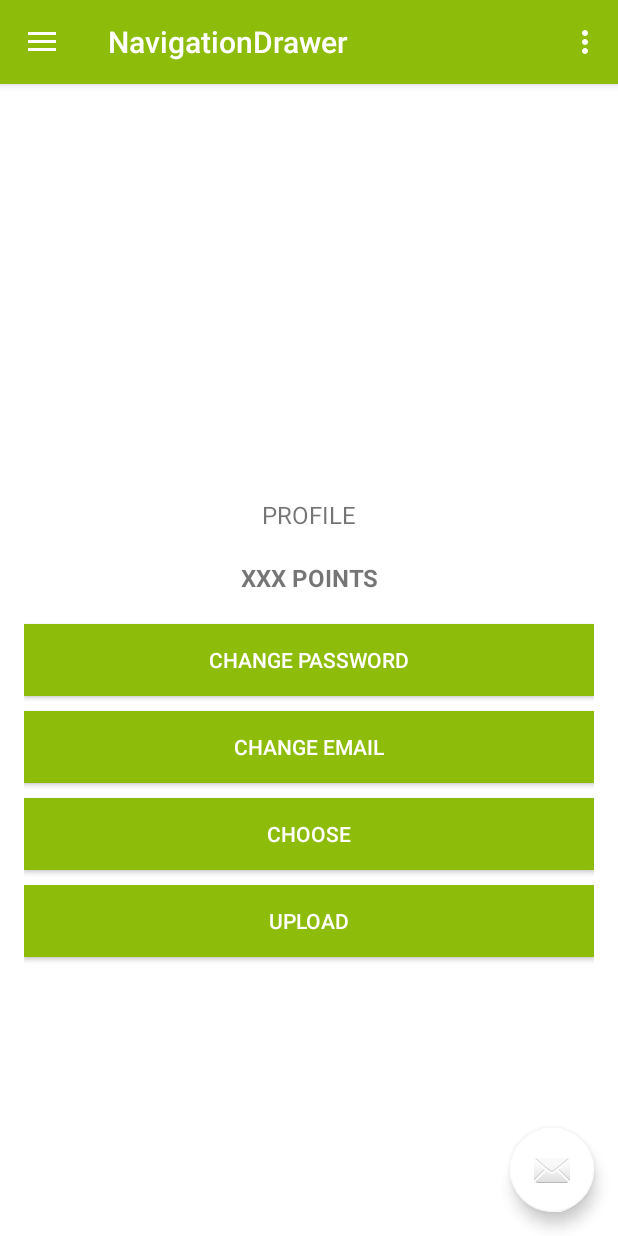
After one commit to catarinamargxavier/Greencities, an Android app: the NavigationDrawer screen opened directly, with no data from a screen before it, on a phone screen of 412 x 824 dp. The commit adds this screen. Run offline under Robolectric (Android 15) with nearby library versions, the phone set to English and light mode, and no system bars.

Commit message:
Nova Atualização

```diff
--- a/app/build.gradle
+++ b/app/build.gradle
@@ -25,6 +25,7 @@ dependencies {
     implementation 'com.android.support:appcompat-v7:26.1.0'
     implementation 'com.android.support.constraint:constraint-layout:1.1.3'
     implementation 'com.android.support:design:26.1.0'
+    implementation 'com.android.support:support-v4:26.1.0'
     testImplementation 'junit:junit:4.12'
     androidTestImplementation 'com.android.support.test:runner:1.0.2'
     androidTestImplementation 'com.android.support.test.espresso:espresso-core:3.0.2'
--- a/app/src/main/AndroidManifest.xml
+++ b/app/src/main/AndroidManifest.xml
@@ -27,6 +27,10 @@
         <activity android:name=".LoginActivity" />
         <activity android:name=".RegisterActivity" />
         <activity android:name=".ProfileAtivity" />
+        <activity
+            android:name=".NavigationDrawer"
+            android:label="@string/title_activity_navigation_drawer"
+            android:theme="@style/AppTheme"></activity>
     </application>
 
 </manifest>
--- a/app/src/main/java/icm/greencities/LoginActivity.java
+++ b/app/src/main/java/icm/greencities/LoginActivity.java
@@ -1,5 +1,6 @@
 package icm.greencities;
 
+import android.app.ActionBar;
 import android.app.ProgressDialog;
 import android.content.Intent;
 import android.support.annotation.NonNull;
@@ -91,7 +92,6 @@ public class LoginActivity extends AppCompatActivity {
                 startActivity(new Intent(getApplicationContext(), ForgetPassword.class).putExtra("Mode", 0));
             }
         });
-
     }
 
     @Override    protected void onResume() {
--- /dev/null
+++ b/app/src/main/java/icm/greencities/NavigationDrawer.java
@@ -0,0 +1,103 @@
+package icm.greencities;
+
+import android.os.Bundle;
+import android.support.design.widget.FloatingActionButton;
+import android.support.design.widget.Snackbar;
+import android.support.v7.widget.Toolbar;
+import android.view.View;
+import android.support.design.widget.NavigationView;
+import android.support.v4.view.GravityCompat;
+import android.support.v4.widget.DrawerLayout;
+import android.support.v7.app.ActionBarDrawerToggle;
+import android.support.v7.app.AppCompatActivity;
+import android.view.Menu;
+import android.view.MenuItem;
+
+public class NavigationDrawer extends AppCompatActivity
+        implements NavigationView.OnNavigationItemSelectedListener {
+
+    @Override
+    protected void onCreate(Bundle savedInstanceState) {
+        super.onCreate(savedInstanceState);
+        setContentView(R.layout.activity_navigation_drawer);
+        Toolbar toolbar = (Toolbar) findViewById(R.id.toolbar);
+        setSupportActionBar(toolbar);
+
+        FloatingActionButton fab = (FloatingActionButton) findViewById(R.id.fab);
+        fab.setOnClickListener(new View.OnClickListener() {
+            @Override
+            public void onClick(View view) {
+                Snackbar.make(view, "Replace with your own action", Snackbar.LENGTH_LONG)
+                        .setAction("Action", null).show();
+            }
+        });
+
+        DrawerLayout drawer = (DrawerLayout) findViewById(R.id.drawer_layout);
+        ActionBarDrawerToggle toggle = new ActionBarDrawerToggle(
+                this, drawer, toolbar, R.string.navigation_drawer_open, R.string.navigation_drawer_close);
+        drawer.addDrawerListener(toggle);
+        toggle.syncState();
+
+        NavigationView navigationView = (NavigationView) findViewById(R.id.nav_view);
+        navigationView.setNavigationItemSelectedListener(this);
+
+
+    }
+
+    @Override
+    public void onBackPressed() {
+        DrawerLayout drawer = (DrawerLayout) findViewById(R.id.drawer_layout);
+        if (drawer.isDrawerOpen(GravityCompat.START)) {
+            drawer.closeDrawer(GravityCompat.START);
+        } else {
+            super.onBackPressed();
+        }
+    }
+
+    @Override
+    public boolean onCreateOptionsMenu(Menu menu) {
+        // Inflate the menu; this adds items to the action bar if it is present.
+        getMenuInflater().inflate(R.menu.navigation_drawer, menu);
+        return true;
+    }
+
+    @Override
+    public boolean onOptionsItemSelected(MenuItem item) {
+        // Handle action bar item clicks here. The action bar will
+        // automatically handle clicks on the Home/Up button, so long
+        // as you specify a parent activity in AndroidManifest.xml.
+        int id = item.getItemId();
+
+        //noinspection SimplifiableIfStatement
+        if (id == R.id.action_settings) {
+            return true;
+        }
+
+        return super.onOptionsItemSelected(item);
+    }
+
+    @SuppressWarnings("StatementWithEmptyBody")
+    @Override
+    public boolean onNavigationItemSelected(MenuItem item) {
+        // Handle navigation view item clicks here.
+        int id = item.getItemId();
+
+        if (id == R.id.nav_start_activity) {
+            // Handle the camera action
+        } else if (id == R.id.nav_goals) {
+
+        } else if (id == R.id.nav_results) {
+
+        } else if (id == R.id.nav_manage) {
+
+        } else if (id == R.id.nav_profile) {
+
+        } else if (id == R.id.nav_activities) {
+
+        }
+
+        DrawerLayout drawer = (DrawerLayout) findViewById(R.id.drawer_layout);
+        drawer.closeDrawer(GravityCompat.START);
+        return true;
+    }
+}
--- a/app/src/main/java/icm/greencities/ProfileAtivity.java
+++ b/app/src/main/java/icm/greencities/ProfileAtivity.java
@@ -8,6 +8,7 @@ import android.provider.MediaStore;
 import android.support.annotation.NonNull;
 import android.support.v7.app.AppCompatActivity;
 import android.os.Bundle;
+import android.support.v7.widget.Toolbar;
 import android.view.View;
 import android.widget.Button;
 import android.widget.ImageView;
--- a/app/src/main/java/icm/greencities/RegisterActivity.java
+++ b/app/src/main/java/icm/greencities/RegisterActivity.java
@@ -1,5 +1,6 @@
 package icm.greencities;
 
+import android.app.ActionBar;
 import android.app.ProgressDialog;
 import android.content.Intent;
 import android.support.annotation.NonNull;
@@ -89,7 +90,5 @@ public class RegisterActivity extends AppCompatActivity {
                 finish();
             }
         });
-
-
     }
 }
--- /dev/null
+++ b/app/src/main/res/drawable/ic_insert_chart_black.xml
@@ -0,0 +1,9 @@
+<vector xmlns:android="http://schemas.android.com/apk/res/android"
+        android:width="24dp"
+        android:height="24dp"
+        android:viewportWidth="24.0"
+        android:viewportHeight="24.0">
+    <path
+        android:fillColor="#FF000000"
+        android:pathData="M19,3L5,3c-1.1,0 -2,0.9 -2,2v14c0,1.1 0.9,2 2,2h14c1.1,0 2,-0.9 2,-2L21,5c0,-1.1 -0.9,-2 -2,-2zM9,17L7,17v-7h2v7zM13,17h-2L11,7h2v10zM17,17h-2v-4h2v4z"/>
+</vector>
--- /dev/null
+++ b/app/src/main/res/drawable/ic_person_black.xml
@@ -0,0 +1,9 @@
+<vector xmlns:android="http://schemas.android.com/apk/res/android"
+        android:width="24dp"
+        android:height="24dp"
+        android:viewportWidth="24.0"
+        android:viewportHeight="24.0">
+    <path
+        android:fillColor="#FF000000"
+        android:pathData="M12,12c2.21,0 4,-1.79 4,-4s-1.79,-4 -4,-4 -4,1.79 -4,4 1.79,4 4,4zM12,14c-2.67,0 -8,1.34 -8,4v2h16v-2c0,-2.66 -5.33,-4 -8,-4z"/>
+</vector>
--- /dev/null
+++ b/app/src/main/res/drawable/ic_play_circle_filled_black.xml
@@ -0,0 +1,9 @@
+<vector xmlns:android="http://schemas.android.com/apk/res/android"
+        android:width="24dp"
+        android:height="24dp"
+        android:viewportWidth="24.0"
+        android:viewportHeight="24.0">
+    <path
+        android:fillColor="#FF000000"
+        android:pathData="M12,2C6.48,2 2,6.48 2,12s4.48,10 10,10 10,-4.48 10,-10S17.52,2 12,2zM10,16.5v-9l6,4.5 -6,4.5z"/>
+</vector>
--- /dev/null
+++ b/app/src/main/res/drawable/ic_star_black.xml
@@ -0,0 +1,9 @@
+<vector xmlns:android="http://schemas.android.com/apk/res/android"
+        android:width="24dp"
+        android:height="24dp"
+        android:viewportWidth="24.0"
+        android:viewportHeight="24.0">
+    <path
+        android:fillColor="#FF000000"
+        android:pathData="M12,17.27L18.18,21l-1.64,-7.03L22,9.24l-7.19,-0.61L12,2 9.19,8.63 2,9.24l5.46,4.73L5.82,21z"/>
+</vector>
--- /dev/null
+++ b/app/src/main/res/layout/activity_navigation_drawer.xml
@@ -0,0 +1,25 @@
+<?xml version="1.0" encoding="utf-8"?>
+<android.support.v4.widget.DrawerLayout xmlns:android="http://schemas.android.com/apk/res/android"
+    xmlns:app="http://schemas.android.com/apk/res-auto"
+    xmlns:tools="http://schemas.android.com/tools"
+    android:id="@+id/drawer_layout"
+    android:layout_width="match_parent"
+    android:layout_height="match_parent"
+    android:fitsSystemWindows="true"
+    tools:openDrawer="start">
+
+    <include
+        layout="@layout/app_bar_navigation_drawer"
+        android:layout_width="match_parent"
+        android:layout_height="match_parent" />
+
+    <android.support.design.widget.NavigationView
+        android:id="@+id/nav_view"
+        android:layout_width="wrap_content"
+        android:layout_height="match_parent"
+        android:layout_gravity="start"
+        android:fitsSystemWindows="true"
+        app:headerLayout="@layout/nav_header_navigation_drawer"
+        app:menu="@menu/activity_navigation_drawer_drawer" />
+
+</android.support.v4.widget.DrawerLayout>
--- a/app/src/main/res/layout/activity_profile_ativity.xml
+++ b/app/src/main/res/layout/activity_profile_ativity.xml
@@ -1,13 +1,13 @@
 <?xml version="1.0" encoding="utf-8"?>
 <LinearLayout xmlns:android="http://schemas.android.com/apk/res/android"
-    xmlns:app="http://schemas.android.com/apk/res-auto"
-    xmlns:tools="http://schemas.android.com/tools"
     android:layout_width="fill_parent"
     android:layout_height="fill_parent"
     android:background="@color/white"
     android:gravity="center"
     android:orientation="vertical"
     android:padding="16dp">
+
+
 
     <ImageView
         android:id="@+id/imgView"
--- /dev/null
+++ b/app/src/main/res/layout/app_bar_navigation_drawer.xml
@@ -0,0 +1,33 @@
+<?xml version="1.0" encoding="utf-8"?>
+<android.support.design.widget.CoordinatorLayout xmlns:android="http://schemas.android.com/apk/res/android"
+    xmlns:app="http://schemas.android.com/apk/res-auto"
+    xmlns:tools="http://schemas.android.com/tools"
+    android:layout_width="match_parent"
+    android:layout_height="match_parent"
+    tools:context=".NavigationDrawer">
+
+    <android.support.design.widget.AppBarLayout
+        android:layout_width="match_parent"
+        android:layout_height="wrap_content"
+        android:theme="@style/AppTheme.AppBarOverlay">
+
+        <android.support.v7.widget.Toolbar
+            android:id="@+id/toolbar"
+            android:layout_width="match_parent"
+            android:layout_height="?attr/actionBarSize"
+            android:background="?attr/colorPrimary"
+            app:popupTheme="@style/AppTheme.PopupOverlay" />
+
+    </android.support.design.widget.AppBarLayout>
+
+    <include layout="@layout/content_navigation_drawer" />
+
+    <android.support.design.widget.FloatingActionButton
+        android:id="@+id/fab"
+        android:layout_width="wrap_content"
+        android:layout_height="wrap_content"
+        android:layout_gravity="bottom|end"
+        android:layout_margin="@dimen/fab_margin"
+        app:srcCompat="@android:drawable/ic_dialog_email" />
+
+</android.support.design.widget.CoordinatorLayout>
--- /dev/null
+++ b/app/src/main/res/layout/content_navigation_drawer.xml
@@ -0,0 +1,83 @@
+<?xml version="1.0" encoding="utf-8"?>
+<android.support.constraint.ConstraintLayout xmlns:android="http://schemas.android.com/apk/res/android"
+    xmlns:app="http://schemas.android.com/apk/res-auto"
+    xmlns:tools="http://schemas.android.com/tools"
+    android:layout_width="match_parent"
+    android:layout_height="match_parent"
+    app:layout_behavior="@string/appbar_scrolling_view_behavior"
+    tools:context=".NavigationDrawer"
+    tools:showIn="@layout/app_bar_navigation_drawer">
+
+    <LinearLayout
+        xmlns:android="http://schemas.android.com/apk/res/android"
+        android:layout_width="fill_parent"
+        android:layout_height="fill_parent"
+        android:background="@color/white"
+        android:gravity="center"
+        android:orientation="vertical"
+        android:padding="16dp">
+
+    <ImageView
+        android:id="@+id/imgView"
+        android:layout_width="80dp"
+        android:layout_height="80dp" />
+
+    <TextView
+        android:layout_width="match_parent"
+        android:layout_height="wrap_content"
+        android:gravity="center"
+        android:padding="10dp"
+        android:text="Profile"
+        android:textAllCaps="true"
+        android:textSize="16sp" />
+
+    <TextView
+        android:layout_width="match_parent"
+        android:layout_height="wrap_content"
+        android:gravity="center"
+        android:padding="10dp"
+        android:text="xxx points"
+        android:textAllCaps="true"
+        android:textSize="16sp"
+        android:textStyle="bold" />
+
+
+    <Button
+        android:id="@+id/change_password_button"
+        android:layout_width="fill_parent"
+        android:layout_height="wrap_content"
+        android:layout_marginTop="10dip"
+        android:background="@color/colorPrimary"
+        android:text="Change Password"
+        android:textColor="@color/white" />
+
+
+    <Button
+        android:id="@+id/change_email_button"
+        android:layout_width="fill_parent"
+        android:layout_height="wrap_content"
+        android:layout_marginTop="10dip"
+        android:background="@color/colorPrimary"
+        android:text="Change Email"
+        android:textColor="@color/white" />
+
+    <Button
+        android:id="@+id/btnChoose"
+        android:layout_width="fill_parent"
+        android:layout_height="wrap_content"
+        android:layout_marginTop="10dip"
+        android:background="@color/colorPrimary"
+        android:text="Choose"
+        android:textColor="@color/white" />
+
+    <Button
+        android:id="@+id/btnUpload"
+        android:layout_width="fill_parent"
+        android:layout_height="wrap_content"
+        android:layout_marginTop="10dip"
+        android:background="@color/colorPrimary"
+        android:text="Upload"
+        android:textColor="@color/white" />
+    </LinearLayout>
+
+</android.support.constraint.ConstraintLayout>
--- /dev/null
+++ b/app/src/main/res/layout/nav_header_navigation_drawer.xml
@@ -0,0 +1,36 @@
+<?xml version="1.0" encoding="utf-8"?>
+<LinearLayout xmlns:android="http://schemas.android.com/apk/res/android"
+    xmlns:app="http://schemas.android.com/apk/res-auto"
+    android:layout_width="match_parent"
+    android:layout_height="@dimen/nav_header_height"
+    android:background="@drawable/side_nav_bar"
+    android:gravity="bottom"
+    android:orientation="vertical"
+    android:paddingLeft="@dimen/activity_horizontal_margin"
+    android:paddingTop="@dimen/activity_vertical_margin"
+    android:paddingRight="@dimen/activity_horizontal_margin"
+    android:paddingBottom="@dimen/activity_vertical_margin"
+    android:theme="@style/ThemeOverlay.AppCompat.Dark">
+
+    <ImageView
+        android:id="@+id/imageView"
+        android:layout_width="wrap_content"
+        android:layout_height="wrap_content"
+        android:contentDescription="@string/nav_header_desc"
+        android:paddingTop="@dimen/nav_header_vertical_spacing"
+        app:srcCompat="@mipmap/ic_launcher_round" />
+
+    <TextView
+        android:layout_width="match_parent"
+        android:layout_height="wrap_content"
+        android:paddingTop="@dimen/nav_header_vertical_spacing"
+        android:text="@string/nav_header_title"
+        android:textAppearance="@style/TextAppearance.AppCompat.Body1" />
+
+    <TextView
+        android:id="@+id/textView"
+        android:layout_width="wrap_content"
+        android:layout_height="wrap_content"
+        android:text="@string/nav_header_subtitle" />
+
+</LinearLayout>
--- /dev/null
+++ b/app/src/main/res/menu/activity_navigation_drawer_drawer.xml
@@ -0,0 +1,34 @@
+<?xml version="1.0" encoding="utf-8"?>
+<menu xmlns:android="http://schemas.android.com/apk/res/android"
+    xmlns:tools="http://schemas.android.com/tools"
+    tools:showIn="navigation_view">
+
+    <group android:checkableBehavior="single">
+        <item
+            android:id="@+id/nav_start_activity"
+            android:icon="@drawable/ic_play_circle_filled_black"
+            android:title="Start Activity" />
+        <item
+            android:id="@+id/nav_goals"
+            android:icon="@drawable/ic_star_black"
+            android:title="Goals" />
+        <item
+            android:id="@+id/nav_results"
+            android:icon="@drawable/ic_insert_chart_black"
+            android:title="Results" />
+        <item
+            android:id="@+id/nav_activities"
+            android:icon="@drawable/ic_menu_slideshow"
+            android:title="Activities" />
+        <item
+            android:id="@+id/nav_profile"
+            android:icon="@drawable/ic_person_black"
+            android:title="Profile" />
+        <item
+            android:id="@+id/nav_manage"
+            android:icon="@drawable/ic_menu_manage"
+            android:title="Settings" />
+    </group>
+
+
+</menu>
--- /dev/null
+++ b/app/src/main/res/menu/navigation_drawer.xml
@@ -0,0 +1,9 @@
+<?xml version="1.0" encoding="utf-8"?>
+<menu xmlns:android="http://schemas.android.com/apk/res/android"
+    xmlns:app="http://schemas.android.com/apk/res-auto">
+    <item
+        android:id="@+id/action_settings"
+        android:orderInCategory="100"
+        android:title="@string/action_settings"
+        app:showAsAction="never" />
+</menu>
--- a/app/src/main/res/values/strings.xml
+++ b/app/src/main/res/values/strings.xml
@@ -34,4 +34,5 @@
     <string name="action_settings">Settings</string>
     <string name="logout">Logout</string>
     <string name="profile">profile</string>
+    <string name="title_activity_navigation_drawer">NavigationDrawer</string>
 </resources>
```
Also changed, not shown: 154 other files.
